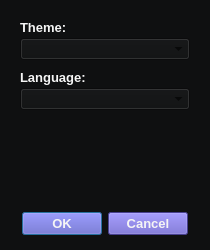
Old version of the form TrimSheet_ToolsV2/Views/Settings.ui in the repository JoaoFAbrahan/TrimSheet_ToolsV2.
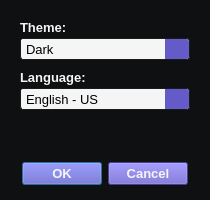
New version of the form. Icons and pictures are not drawn.

Commit message:
Adição janelas Settings e About
Adicionado as forms para o Settings e About

```diff
--- a/TrimSheet_ToolsV2/Views/Settings.ui
+++ b/TrimSheet_ToolsV2/Views/Settings.ui
@@ -7,9 +7,27 @@
     <x>0</x>
     <y>0</y>
     <width>210</width>
-    <height>250</height>
+    <height>200</height>
    </rect>
   </property>
+  <property name="sizePolicy">
+   <sizepolicy hsizetype="Fixed" vsizetype="Fixed">
+    <horstretch>0</horstretch>
+    <verstretch>0</verstretch>
+   </sizepolicy>
+  </property>
+  <property name="minimumSize">
+   <size>
+    <width>210</width>
+    <height>200</height>
+   </size>
+  </property>
+  <property name="maximumSize">
+   <size>
+    <width>210</width>
+    <height>200</height>
+   </size>
+  </property>
   <property name="windowTitle">
    <string>Settings</string>
   </property>
@@ -62,7 +80,69 @@
         </widget>
        </item>
        <item>
-        <widget class="QComboBox" name="themeTitle_ComboBox"/>
+        <widget class="QComboBox" name="theme_ComboBox">
+         <property name="minimumSize">
+          <size>
+           <width>0</width>
+           <height>22</height>
+          </size>
+         </property>
+         <property name="styleSheet">
+          <string notr="true">/* Base Shape */
+QComboBox {
+	/* Shape ComboBox */
+    background-color: #f5f5f5;
+	border: 1px solid #1a1b1b;
+	border-radius: 3px;
+	padding: 0px 5px;
+
+	/* Font ComboBox */
+	font-family: 'MollenNarrow_Regular';
+    font-size: 10pt;
+	color: #000000;
+}
+
+/* Arrow Icon */
+QComboBox::down-arrow {
+	image: url(:/Icons/Arrow_Down.svg);
+	width: 14px;
+    height: 14px;
+}
+
+QComboBox::drop-down:!editable {
+	background-color: #645ac8;
+	border: 2px solid #645ac8;
+	border-top-right-radius: 3px;
+	border-bottom-right-radius: 3px;
+	width: 20px;
+}
+
+/* Drop Down Menu */
+QComboBox QAbstractItemView {
+	background-color: #f5f5f5;
+
+	/* Font ComboBox */
+	font-family: 'MollenNarrow_Regular';
+    font-size: 10pt;
+	color: #000000;
+}
+
+QComboBox QAbstractItemView::item::selected {
+	background-color: #69b5ff;
+
+}</string>
+         </property>
+         <item>
+          <property name="text">
+           <string>Dark</string>
+          </property>
+         </item>
+         <item>
+          <property name="text">
+           <string>Light</string>
+          </property>
+         </item>
+        </widget>
        </item>
       </layout>
      </item>
@@ -89,7 +169,79 @@
         </widget>
        </item>
        <item>
-        <widget class="QComboBox" name="language_ComboBox"/>
+        <widget class="QComboBox" name="language_ComboBox">
+         <property name="minimumSize">
+          <size>
+           <width>0</width>
+           <height>22</height>
+          </size>
+         </property>
+         <property name="styleSheet">
+          <string notr="true">/* Base Shape */
+QComboBox {
+	/* Shape ComboBox */
+    background-color: #f5f5f5;
+	border: 1px solid #1a1b1b;
+	border-radius: 3px;
+	padding: 0px 5px;
+
+	/* Font ComboBox */
+	font-family: 'MollenNarrow_Regular';
+    font-size: 10pt;
+	color: #000000;
+}
+
+/* Arrow Icon */
+QComboBox::down-arrow {
+	image: url(:/Icons/Arrow_Down.svg);
+	width: 14px;
+    height: 14px;
+}
+
+QComboBox::drop-down:!editable {
+	background-color: #645ac8;
+	border: 2px solid #645ac8;
+	border-top-right-radius: 3px;
+	border-bottom-right-radius: 3px;
+	width: 20px;
+}
+
+/* Drop Down Menu */
+QComboBox QAbstractItemView {
+	background-color: #f5f5f5;
+
+	/* Font ComboBox */
+	font-family: 'MollenNarrow_Regular';
+    font-size: 10pt;
+	color: #000000;
+}
+
+QComboBox QAbstractItemView::item::selected {
+	background-color: #69b5ff;
+
+}</string>
+         </property>
+         <item>
+          <property name="text">
+           <string>English - US</string>
+          </property>
+         </item>
+         <item>
+          <property name="text">
+           <string>Portuguese - BR</string>
+          </property>
+         </item>
+         <item>
+          <property name="text">
+           <string>Spanish - ES</string>
+          </property>
+         </item>
+         <item>
+          <property name="text">
+           <string>Chinese - CH</string>
+          </property>
+         </item>
+        </widget>
        </item>
       </layout>
      </item>
@@ -111,7 +263,9 @@
    <item>
     <widget class="QDialogButtonBox" name="buttonBox">
      <property name="styleSheet">
-      <string notr="true">QPushButton {
+      <string notr="true">/* Dark Theme */
+/* Idle Style State */
+QPushButton {
     /* Shape Button */
     background-color: #645ac8;
 
@@ -120,6 +274,10 @@
     font-family: 'MollenNarrow_Bold';
     font-size: 10pt;
     font-weight: bold;
+    text-align: center;
+
+    /* Icon Button */
+    qproperty-iconSize: 30px 30px;
 }
 
 QPushButton:hover {
```
Left out of the diff: 5 changed lines with no effect on the pictures. The commit also changes 29 other files.
